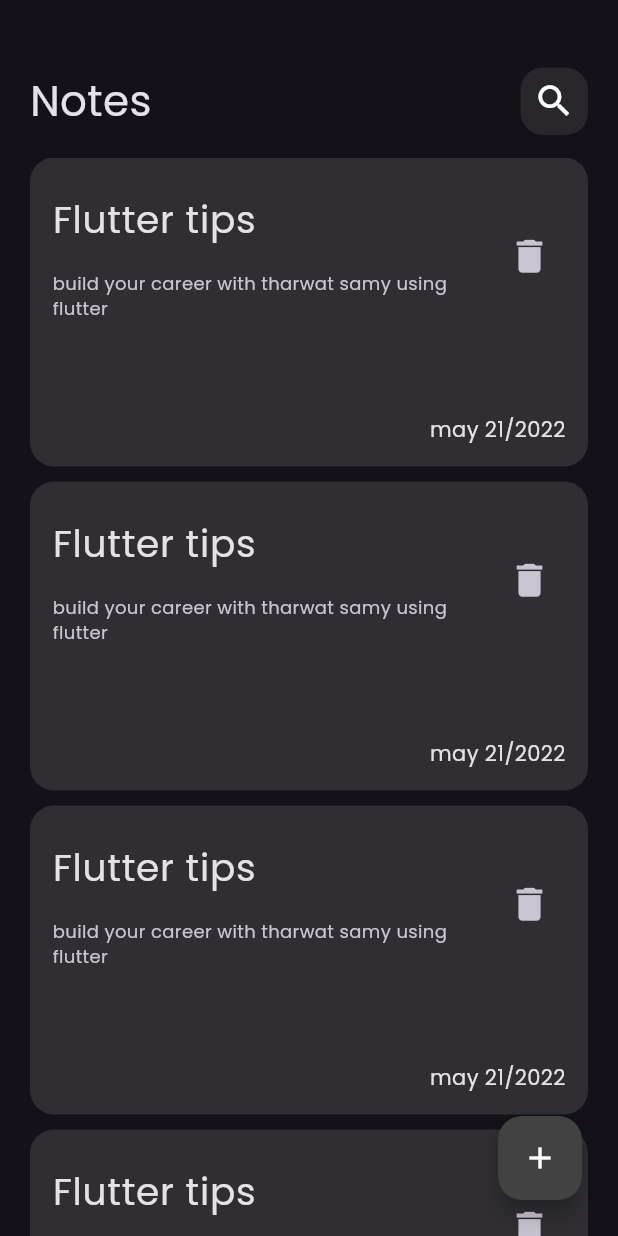
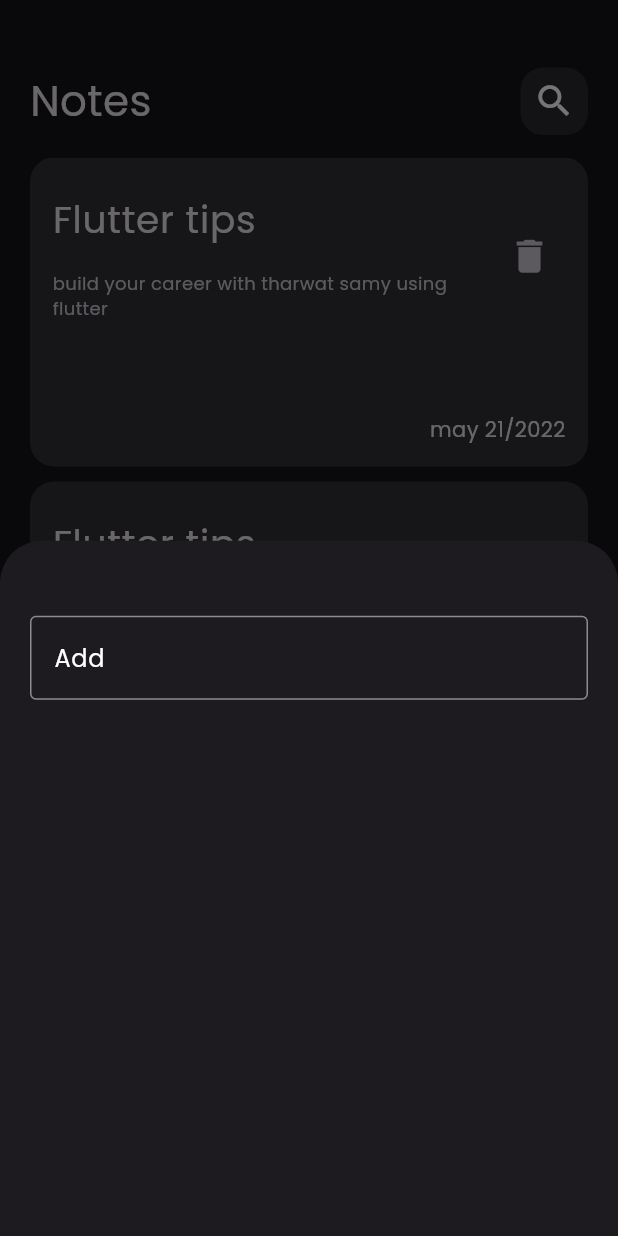
Before and after one commit to Sefen-Mahrous/notes_app, a Flutter app: the screen it shows after launch, after a tap on the "add" icon, on a phone screen of 412 x 824 dp. Run offline on Flutter 3.47's test engine with Material 3 defaults, Android fonts, the phone set to English and light mode, and no system bars.

Commit message:
create show modal buttom sheet

```diff
--- a/lib/views/notes_view.dart
+++ b/lib/views/notes_view.dart
@@ -1,4 +1,5 @@
 import 'package:flutter/material.dart';
+import 'package:notes/views/widgets/add_note_buttom_sheet.dart';
 import 'package:notes/views/widgets/note_view_body.dart';
 
 class NotesView extends StatelessWidget {
@@ -11,7 +12,14 @@ class NotesView extends StatelessWidget {
         padding: const EdgeInsets.all(8),
         child: FloatingActionButton(
           backgroundColor: Colors.grey[800],
-          onPressed: () {},
+          onPressed: () {
+            showModalBottomSheet(
+              context: context,
+              builder: (builder) {
+                return AddNoteButtomSheet();
+              },
+            );
+          },
           child: Icon(Icons.add),
         ),
       ),
--- /dev/null
+++ b/lib/views/widgets/add_note_buttom_sheet.dart
@@ -0,0 +1,16 @@
+import 'package:flutter/material.dart';
+import 'package:notes/views/widgets/custom_text_filed.dart';
+
+class AddNoteButtomSheet extends StatelessWidget {
+  const AddNoteButtomSheet({super.key});
+
+  @override
+  Widget build(BuildContext context) {
+    return Padding(
+      padding: const EdgeInsets.symmetric(horizontal: 20, vertical: 50),
+      child: Column(
+        children: [CustomTextField(hint: 'Add Note Title', label: 'Add')],
+      ),
+    );
+  }
+}
--- /dev/null
+++ b/lib/views/widgets/custom_text_filed.dart
@@ -0,0 +1,40 @@
+import 'package:flutter/material.dart';
+
+class CustomTextField extends StatelessWidget {
+  final String hint;
+  final String label;
+  final Function(String)? onChanged;
+  const CustomTextField({
+    super.key,
+    this.onChanged,
+    required this.hint,
+    required this.label,
+  });
+
+  @override
+  Widget build(BuildContext context) {
+    return TextField(
+      onChanged: onChanged,
+      cursorColor: Colors.white,
+      style: TextStyle(color: Colors.white),
+      decoration: InputDecoration(
+        errorBorder: OutlineInputBorder(
+          borderSide: BorderSide(color: Colors.red),
+        ),
+        focusedBorder: OutlineInputBorder(
+          borderSide: BorderSide(color: Colors.white),
+        ),
+        border: OutlineInputBorder(borderSide: BorderSide(color: Colors.white)),
+        enabledBorder: OutlineInputBorder(
+          borderSide: BorderSide(
+            color: const Color.fromARGB(255, 141, 140, 140),
+          ),
+        ),
+        hintText: hint,
+        label: Text(label),
+        labelStyle: TextStyle(color: Colors.white),
+        hintStyle: TextStyle(color: Colors.white),
+      ),
+    );
+  }
+}
```
